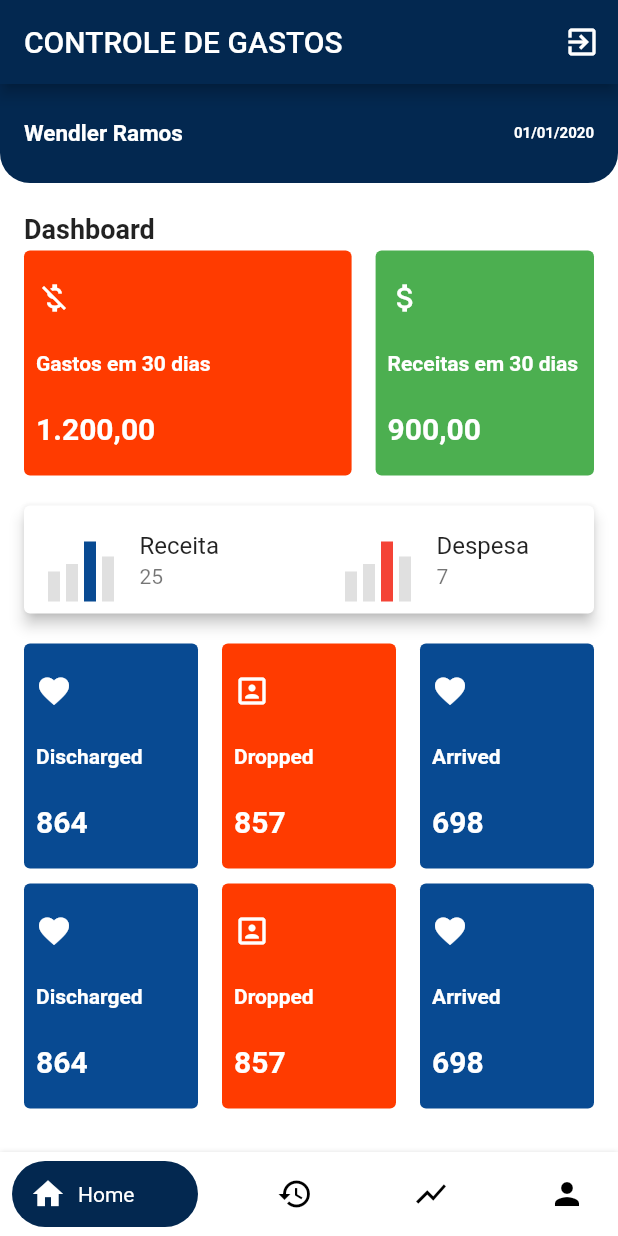
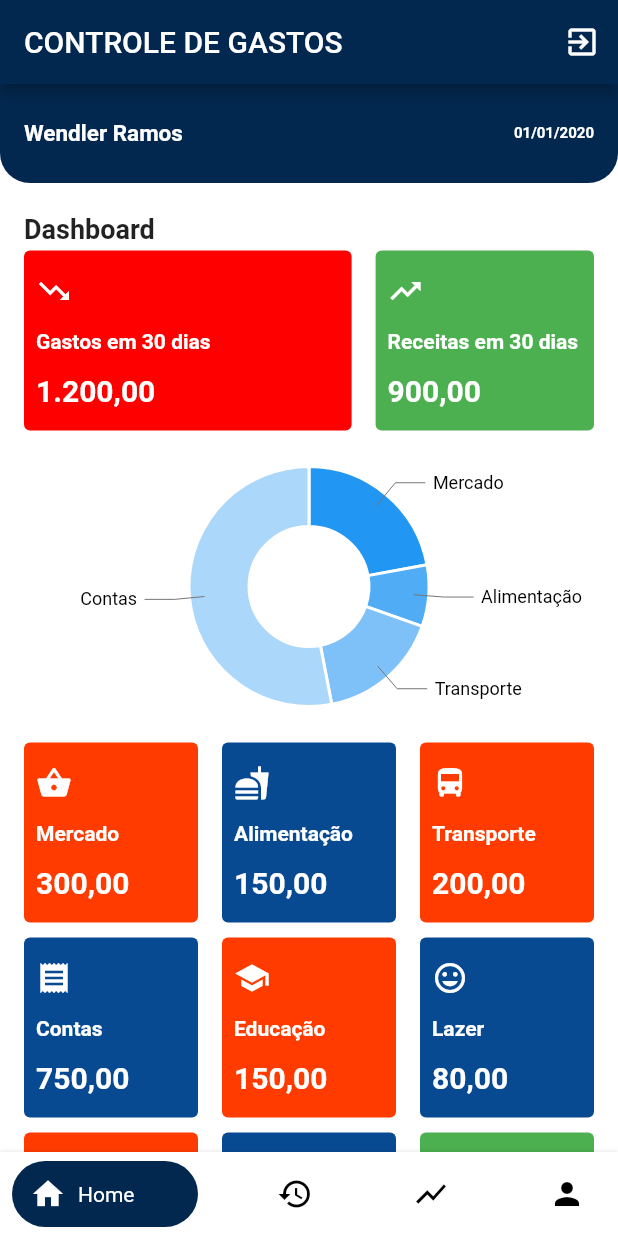
Before and after one commit to wendlerRamos/controlegastos-app, a Flutter app: the screen it shows after launch, after a tap on "LOGIN", on a phone screen of 412 x 824 dp. Run offline on Flutter 3.47's test engine with Material 2 defaults, Android fonts, the phone set to English and light mode, and no system bars; our stand-ins replace charts_flutter.

Commit message:
Adding google charts to project and some layout implementations

```diff
--- a/lib/bottom.dart
+++ b/lib/home.dart
@@ -1,14 +1,14 @@
 import 'package:controlegastos/screens/auth/login.dart';
-import 'package:controlegastos/screens/dash.dart';
+import 'package:controlegastos/screens/home/dash.dart';
 import 'package:flutter/material.dart';
 import 'dart:async';
 
-class FancyBottomBarPage extends StatefulWidget {
+class HomePage extends StatefulWidget {
   @override
-  _FancyBottomBarPageState createState() => _FancyBottomBarPageState();
+  _HomePageState createState() => _HomePageState();
 }
 
-class _FancyBottomBarPageState extends State<FancyBottomBarPage> {
+class _HomePageState extends State<HomePage> {
   @override
   void dispose() {
     indexcontroller.close();
@@ -16,9 +16,9 @@ class _FancyBottomBarPageState extends State<FancyBottomBarPage> {
   }
 
   final Color _colorBlue = Color.fromARGB(255, 3, 40, 80);
-  final Color _colorLightBlue = Color.fromARGB(255, 8, 74, 146);
-  final Color _colorWhite = Colors.white;
-  final Color _colorOrange = Color.fromARGB(255, 255, 59, 0);
+  //final Color _colorLightBlue = Color.fromARGB(255, 8, 74, 146);
+  //final Color _colorWhite = Colors.white;
+  //final Color _colorOrange = Color.fromARGB(255, 255, 59, 0);
   final GlobalKey<ScaffoldState> scaffoldKey = GlobalKey<ScaffoldState>();
 
   PageController pageController = PageController(initialPage: 0);
--- a/lib/screens/auth/login.dart
+++ b/lib/screens/auth/login.dart
@@ -1,6 +1,5 @@
+import 'package:controlegastos/home.dart';
 import 'package:flutter/material.dart';
-
-import '../../bottom.dart';
 
 class LoginScreen extends StatefulWidget {
   @override
@@ -109,7 +108,7 @@ class _LoginScreenState extends State<LoginScreen> {
                 child: Text("Login".toUpperCase()),
                 onPressed: () {
                   Navigator.of(context).pushReplacement(MaterialPageRoute(
-                      builder: (context) => FancyBottomBarPage()));
+                      builder: (context) => HomePage()));
                 },
                 shape: RoundedRectangleBorder(
                     borderRadius: BorderRadius.circular(30.0)),
--- a/lib/screens/dash.dart
+++ b/lib/screens/home/dash.dart
@@ -1,3 +1,4 @@
+import 'package:controlegastos/screens/home/widgets/charts/proportion_pie.dart';
 import 'package:flutter/material.dart';
 
 class MainDashboard extends StatefulWidget {
@@ -7,11 +8,12 @@ class MainDashboard extends StatefulWidget {
 
 class _MainDashboardState extends State<MainDashboard> {
   final TextStyle whiteText = TextStyle(color: Colors.white);
-
+  bool isLoading = false;
   final Color _colorBlue = Color.fromARGB(255, 3, 40, 80);
   final Color _colorLightBlue = Color.fromARGB(255, 8, 74, 146);
-  final Color _colorWhite = Colors.white;
+  //final Color _colorWhite = Colors.white;
   final Color _colorOrange = Color.fromARGB(255, 255, 59, 0);
+  final Color _colorRed = Color.fromARGB(255, 255, 0, 0);
 
   @override
   Widget build(BuildContext context) {
@@ -20,7 +22,6 @@ class _MainDashboardState extends State<MainDashboard> {
       body: _buildBody(context),
     );
   }
-
 
   Widget _buildBody(BuildContext context) {
     return SingleChildScrollView(
@@ -44,8 +45,9 @@ class _MainDashboardState extends State<MainDashboard> {
                 Expanded(
                   flex: 3,
                   child: _buildTile(
-                    color: _colorOrange,
-                    icon: Icons.money_off,
+                    isLoading: isLoading,
+                    color: _colorRed,
+                    icon: Icons.trending_down,
                     title: "Gastos em 30 dias",
                     data: "1.200,00",
                   ),
@@ -54,8 +56,9 @@ class _MainDashboardState extends State<MainDashboard> {
                 Expanded(
                   flex: 2,
                   child: _buildTile(
+                    isLoading: isLoading,
                     color: Colors.green,
-                    icon: Icons.attach_money,
+                    icon: Icons.trending_up,
                     title: "Receitas em 30 dias",
                     data: "900,00",
                   ),
@@ -64,90 +67,13 @@ class _MainDashboardState extends State<MainDashboard> {
             ),
           ),
           const SizedBox(height: 4.0),
-          Card(
-            elevation: 4.0,
-            color: Colors.white,
-            margin: const EdgeInsets.all(16.0),
-            child: Row(
-              children: <Widget>[
-                Expanded(
-                  child: ListTile(
-                    leading: Container(
-                      alignment: Alignment.bottomCenter,
-                      width: 45.0,
-                      child: Row(
-                        crossAxisAlignment: CrossAxisAlignment.end,
-                        children: <Widget>[
-                          Container(
-                            height: 20,
-                            width: 8.0,
-                            color: Colors.grey.shade300,
-                          ),
-                          const SizedBox(width: 4.0),
-                          Container(
-                            height: 25,
-                            width: 8.0,
-                            color: Colors.grey.shade300,
-                          ),
-                          const SizedBox(width: 4.0),
-                          Container(
-                            height: 40,
-                            width: 8.0,
-                            color: _colorLightBlue,
-                          ),
-                          const SizedBox(width: 4.0),
-                          Container(
-                            height: 30,
-                            width: 8.0,
-                            color: Colors.grey.shade300,
-                          ),
-                        ],
-                      ),
-                    ),
-                    title: Text("Receita"),
-                    subtitle: Text("25"),
-                  ),
-                ),
-                VerticalDivider(),
-                Expanded(
-                  child: ListTile(
-                    leading: Container(
-                      alignment: Alignment.bottomCenter,
-                      width: 45.0,
-                      child: Row(
-                        crossAxisAlignment: CrossAxisAlignment.end,
-                        children: <Widget>[
-                          Container(
-                            height: 20,
-                            width: 8.0,
-                            color: Colors.grey.shade300,
-                          ),
-                          const SizedBox(width: 4.0),
-                          Container(
-                            height: 25,
-                            width: 8.0,
-                            color: Colors.grey.shade300,
-                          ),
-                          const SizedBox(width: 4.0),
-                          Container(
-                            height: 40,
-                            width: 8.0,
-                            color: Colors.red,
-                          ),
-                          const SizedBox(width: 4.0),
-                          Container(
-                            height: 30,
-                            width: 8.0,
-                            color: Colors.grey.shade300,
-                          ),
-                        ],
-                      ),
-                    ),
-                    title: Text("Despesa"),
-                    subtitle: Text("7"),
-                  ),
-                ),
-              ],
+          Padding(
+            padding: const EdgeInsets.symmetric(horizontal: 16.0),
+            child: SizedBox(
+              height: 200.0,
+              child: DonutPieChart(
+                []
+              ),
             ),
           ),
           const SizedBox(height: 4.0),
@@ -157,28 +83,31 @@ class _MainDashboardState extends State<MainDashboard> {
               children: <Widget>[
                 Expanded(
                   child: _buildTile(
-                    color: _colorLightBlue,
-                    icon: Icons.favorite,
-                    title: "Discharged",
-                    data: "864",
+                    isLoading: isLoading,
+                    color: _colorOrange,
+                    icon: Icons.shopping_basket,
+                    title: "Mercado",
+                    data: "300,00",
                   ),
                 ),
                 const SizedBox(width: 16.0),
                 Expanded(
                   child: _buildTile(
-                    color: _colorOrange,
-                    icon: Icons.portrait,
-                    title: "Dropped",
-                    data: "857",
+                    isLoading: isLoading,
+                    color: _colorLightBlue,
+                    icon: Icons.fastfood,
+                    title: "Alimentação",
+                    data: "150,00",
                   ),
                 ),
                 const SizedBox(width: 16.0),
                 Expanded(
                   child: _buildTile(
-                    color: _colorLightBlue,
-                    icon: Icons.favorite,
-                    title: "Arrived",
-                    data: "698",
+                    isLoading: isLoading,
+                    color: _colorOrange,
+                    icon: Icons.directions_bus,
+                    title: "Transporte",
+                    data: "200,00",
                   ),
                 ),
               ],
@@ -191,28 +120,68 @@ class _MainDashboardState extends State<MainDashboard> {
               children: <Widget>[
                 Expanded(
                   child: _buildTile(
+                    isLoading: isLoading,
                     color: _colorLightBlue,
-                    icon: Icons.favorite,
-                    title: "Discharged",
-                    data: "864",
+                    icon: Icons.receipt,
+                    title: "Contas",
+                    data: "750,00",
                   ),
                 ),
                 const SizedBox(width: 16.0),
                 Expanded(
                   child: _buildTile(
+                    isLoading: isLoading,
                     color: _colorOrange,
-                    icon: Icons.portrait,
-                    title: "Dropped",
-                    data: "857",
+                    icon: Icons.school,
+                    title: "Educação",
+                    data: "150,00",
                   ),
                 ),
                 const SizedBox(width: 16.0),
                 Expanded(
                   child: _buildTile(
+                    isLoading: isLoading,
                     color: _colorLightBlue,
+                    icon: Icons.insert_emoticon,
+                    title: "Lazer",
+                    data: "80,00",
+                  ),
+                ),
+              ],
+            ),
+          ),
+          const SizedBox(height: 10.0),
+          Padding(
+            padding: const EdgeInsets.symmetric(horizontal: 16.0),
+            child: Row(
+              children: <Widget>[
+                Expanded(
+                  child: _buildTile(
+                    isLoading: isLoading,
+                    color: _colorOrange,
                     icon: Icons.favorite,
-                    title: "Arrived",
-                    data: "698",
+                    title: "Saúde",
+                    data: "50,00",
+                  ),
+                ),
+                const SizedBox(width: 16.0),
+                Expanded(
+                  child: _buildTile(
+                    isLoading: isLoading,
+                    color: _colorLightBlue,
+                    icon: Icons.scatter_plot,
+                    title: "Outros",
+                    data: "250,00",
+                  ),
+                ),
+                const SizedBox(width: 16.0),
+                Expanded(
+                  child: _buildTile(
+                    isLoading: isLoading,
+                    color: Colors.green,
+                    icon: Icons.arrow_drop_up,
+                    title: "Receita",
+                    data: "1.200,00",
                   ),
                 ),
               ],
@@ -256,10 +225,25 @@ class _MainDashboardState extends State<MainDashboard> {
   }
 
   Container _buildTile(
-      {Color color, IconData icon, String title, String data}) {
+      {Color color, IconData icon, String title, String data, bool isLoading=false}) {
+    if(isLoading){
+      return Container(
+      padding: const EdgeInsets.all(8.0),
+      height: 120.0,
+      decoration: BoxDecoration(
+        borderRadius: BorderRadius.circular(4.0),
+        color: color,
+      ),
+      child: Center(
+        child: CircularProgressIndicator(
+          backgroundColor: Colors.white,
+        ),
+      )
+    );
+    }
     return Container(
       padding: const EdgeInsets.all(8.0),
-      height: 150.0,
+      height: 120.0,
       decoration: BoxDecoration(
         borderRadius: BorderRadius.circular(4.0),
         color: color,
--- /dev/null
+++ b/lib/screens/home/widgets/charts/proportion_pie.dart
@@ -0,0 +1,64 @@
+import 'package:charts_flutter/flutter.dart' as charts;
+import 'package:flutter/material.dart';
+
+class DonutPieChart extends StatelessWidget {
+  final List<charts.Series> seriesList;
+  final bool animate;
+
+  DonutPieChart(this.seriesList, {this.animate});
+
+  /// Creates a [PieChart] with sample data and no transition.
+  factory DonutPieChart.withSampleData() {
+    return new DonutPieChart(
+      _createSampleData(),
+      // Disable animations for image tests.
+      animate: false,
+    );
+  }
+
+
+  @override
+  Widget build(BuildContext context) {
+    return new charts.PieChart(_createSampleData(),
+        animate: animate,
+        // Configure the width of the pie slices to 60px. The remaining space in
+        // the chart will be left as a hole in the center.
+        defaultRenderer: new charts.ArcRendererConfig(
+            arcWidth: 40,
+
+          arcRendererDecorators: [
+            new charts.ArcLabelDecorator(
+              labelPosition: charts.ArcLabelPosition.outside)
+          ]
+          )
+        );
+  }
+
+  /// Create one series with sample hard coded data.
+  static List<charts.Series<LinearSales, int>> _createSampleData() {
+    final data = [
+      new LinearSales(0, 200, "Mercado"),
+      new LinearSales(1, 75, "Alimentação"),
+      new LinearSales(2, 150, "Transporte"),
+      new LinearSales(3, 480, "Contas"),
+    ];
+
+    return [
+      new charts.Series<LinearSales, int>(
+        id: 'proporcaoGastos',
+        domainFn: (LinearSales sales, _) => sales.year,
+        measureFn: (LinearSales sales, _) => sales.sales,
+        data: data,
+        labelAccessorFn: (LinearSales row, _) => '${row.text}',
+      )
+    ];
+  }
+}
+
+/// Sample linear data type.
+class LinearSales {
+  final int year;
+  final int sales;
+  final String text;
+  LinearSales(this.year, this.sales, this.text);
+}
--- a/pubspec.yaml
+++ b/pubspec.yaml
@@ -30,6 +30,7 @@ dependencies:
   cupertino_icons: ^0.1.3
   scoped_model: ^1.0.1
   async: ^2.4.1
+  charts_flutter: ^0.9.0
 
 dev_dependencies:
   flutter_test:
```
